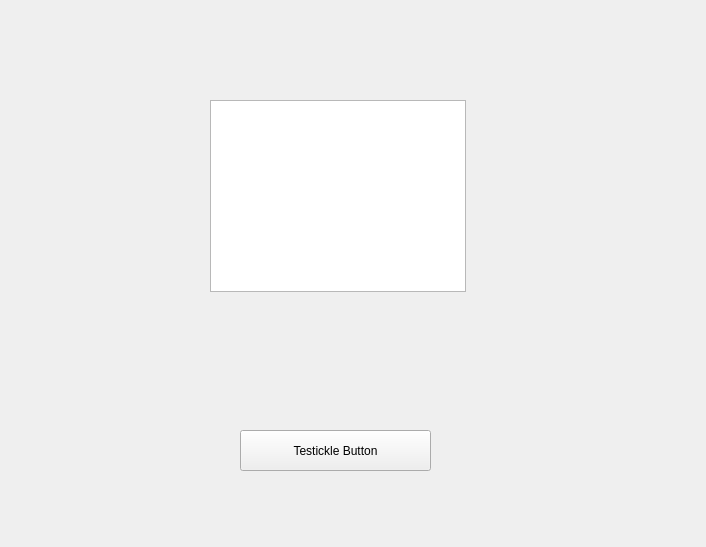
Old version of the form dashboard.ui in the repository BPillay27/COS214-Project.
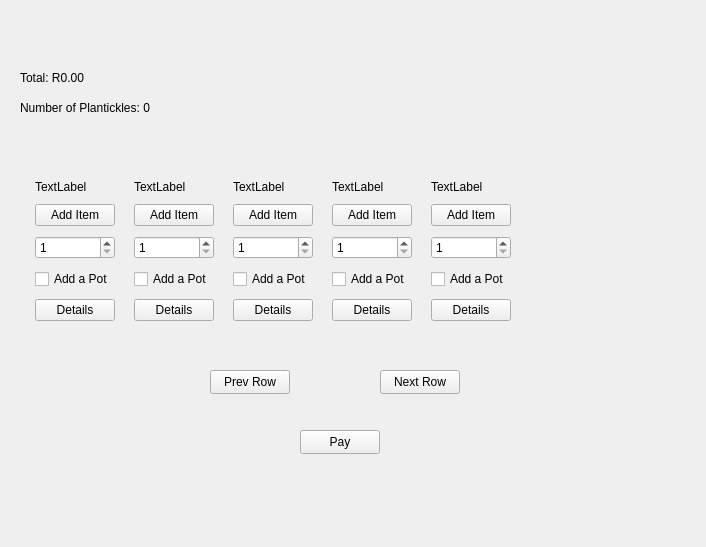
New version of the form.

Commit message: Implement dashboard and simulation views with inventory management features

What changed in the file:
```diff
--- a/dashboard.ui
+++ b/dashboard.ui
@@ -13,29 +13,279 @@
   <property name="windowTitle">
    <string>Form</string>
   </property>
-  <widget class="QTextBrowser" name="tempOutput">
+  <widget class="QLabel" name="lblTotal">
+   <property name="geometry">
+    <rect>
+     <x>20</x>
+     <y>70</y>
+     <width>71</width>
+     <height>16</height>
+    </rect>
+   </property>
+   <property name="text">
+    <string>Total: R0.00</string>
+   </property>
+  </widget>
+  <widget class="QPushButton" name="btnPrevRow">
    <property name="geometry">
     <rect>
      <x>210</x>
+     <y>370</y>
+     <width>80</width>
+     <height>24</height>
+    </rect>
+   </property>
+   <property name="text">
+    <string>Prev Row</string>
+   </property>
+  </widget>
+  <widget class="QLabel" name="lblOrderSize">
+   <property name="geometry">
+    <rect>
+     <x>20</x>
      <y>100</y>
-     <width>256</width>
-     <height>192</height>
+     <width>141</width>
+     <height>16</height>
     </rect>
    </property>
+   <property name="text">
+    <string>Number of Plantickles: 0</string>
+   </property>
   </widget>
   <widget class="QPushButton" name="pushButton">
    <property name="geometry">
     <rect>
-     <x>240</x>
+     <x>300</x>
      <y>430</y>
-     <width>191</width>
-     <height>41</height>
+     <width>80</width>
+     <height>24</height>
     </rect>
    </property>
    <property name="text">
-    <string>Testickle Button</string>
+    <string>Pay</string>
    </property>
   </widget>
+  <widget class="QPushButton" name="btnNextRow">
+   <property name="geometry">
+    <rect>
+     <x>380</x>
+     <y>370</y>
+     <width>80</width>
+     <height>24</height>
+    </rect>
+   </property>
+   <property name="text">
+    <string>Next Row</string>
+   </property>
+  </widget>
+  <widget class="QWidget" name="gridLayoutWidget">
+   <property name="geometry">
+    <rect>
+     <x>30</x>
+     <y>180</y>
+     <width>603</width>
+     <height>152</height>
+    </rect>
+   </property>
+   <layout class="QGridLayout" name="gridLayout" columnstretch="0,0,0,0,0">
+    <property name="sizeConstraint">
+     <enum>QLayout::SizeConstraint::SetFixedSize</enum>
+    </property>
+    <property name="leftMargin">
+     <number>5</number>
+    </property>
+    <property name="topMargin">
+     <number>0</number>
+    </property>
+    <property name="rightMargin">
+     <number>5</number>
+    </property>
+    <property name="bottomMargin">
+     <number>0</number>
+    </property>
+    <property name="horizontalSpacing">
+     <number>19</number>
+    </property>
+    <property name="verticalSpacing">
+     <number>10</number>
+    </property>
+    <item row="1" column="4">
+     <widget class="QLabel" name="lblCol_5">
+      <property name="text">
+       <string>TextLabel</string>
+      </property>
+     </widget>
+    </item>
+    <item row="3" column="1">
+     <widget class="QSpinBox" name="spinBoxCol2">
+      <property name="minimum">
+       <number>1</number>
+      </property>
+     </widget>
+    </item>
+    <item row="1" column="3">
+     <widget class="QLabel" name="lblCol_4">
+      <property name="text">
+       <string>TextLabel</string>
+      </property>
+     </widget>
+    </item>
+    <item row="5" column="3">
+     <widget class="QPushButton" name="btnDetailsCol_4">
+      <property name="text">
+       <string>Details</string>
+      </property>
+     </widget>
+    </item>
+    <item row="1" column="1">
+     <widget class="QLabel" name="lblCol_2">
+      <property name="text">
+       <string>TextLabel</string>
+      </property>
+     </widget>
+    </item>
+    <item row="1" column="0">
+     <widget class="QLabel" name="lblCol_1">
+      <property name="text">
+       <string>TextLabel</string>
+      </property>
+     </widget>
+    </item>
+    <item row="3" column="0">
+     <widget class="QSpinBox" name="spinBoxCol1">
+      <property name="minimum">
+       <number>1</number>
+      </property>
+     </widget>
+    </item>
+    <item row="3" column="2">
+     <widget class="QSpinBox" name="spinBoxCol3">
+      <property name="minimum">
+       <number>1</number>
+      </property>
+     </widget>
+    </item>
+    <item row="5" column="4">
+     <widget class="QPushButton" name="btnDetailsCol_5">
+      <property name="text">
+       <string>Details</string>
+      </property>
+     </widget>
+    </item>
+    <item row="5" column="1">
+     <widget class="QPushButton" name="btnDetailsCol_2">
+      <property name="text">
+       <string>Details</string>
+      </property>
+     </widget>
+    </item>
+    <item row="5" column="0">
+     <widget class="QPushButton" name="btnDetailsCol_1">
+      <property name="text">
+       <string>Details</string>
+      </property>
+     </widget>
+    </item>
+    <item row="1" column="2">
+     <widget class="QLabel" name="lblCol_3">
+      <property name="text">
+       <string>TextLabel</string>
+      </property>
+     </widget>
+    </item>
+    <item row="2" column="3">
+     <widget class="QPushButton" name="btnAddItemCol_4">
+      <property name="text">
+       <string>Add Item</string>
+      </property>
+     </widget>
+    </item>
+    <item row="3" column="4">
+     <widget class="QSpinBox" name="spinBoxCol5">
+      <property name="minimum">
+       <number>1</number>
+      </property>
+     </widget>
+    </item>
+    <item row="2" column="2">
+     <widget class="QPushButton" name="btnAddItemCol_3">
+      <property name="text">
+       <string>Add Item</string>
+      </property>
+     </widget>
+    </item>
+    <item row="2" column="0">
+     <widget class="QPushButton" name="btnAddItemCol_1">
+      <property name="text">
+       <string>Add Item</string>
+      </property>
+     </widget>
+    </item>
+    <item row="5" column="2">
+     <widget class="QPushButton" name="btnDetailsCol_3">
+      <property name="text">
+       <string>Details</string>
+      </property>
+     </widget>
+    </item>
+    <item row="2" column="4">
+     <widget class="QPushButton" name="btnAddItemCol_5">
+      <property name="text">
+       <string>Add Item</string>
+      </property>
+     </widget>
+    </item>
+    <item row="2" column="1">
+     <widget class="QPushButton" name="btnAddItemCol_2">
+      <property name="text">
+       <string>Add Item</string>
+      </property>
+     </widget>
+    </item>
+    <item row="3" column="3">
+     <widget class="QSpinBox" name="spinBoxCol4">
+      <property name="minimum">
+       <number>1</number>
+      </property>
+     </widget>
+    </item>
+    <item row="4" column="0">
+     <widget class="QCheckBox" name="checkBoxCol1">
+      <property name="text">
+       <string>Add a Pot</string>
+      </property>
+     </widget>
+    </item>
+    <item row="4" column="1">
+     <widget class="QCheckBox" name="checkBoxCol2">
+      <property name="text">
+       <string>Add a Pot</string>
+      </property>
+     </widget>
+    </item>
+    <item row="4" column="2">
+     <widget class="QCheckBox" name="checkBoxCol3">
+      <property name="text">
+       <string>Add a Pot</string>
+      </property>
+     </widget>
+    </item>
+    <item row="4" column="3">
+     <widget class="QCheckBox" name="checkBoxCol4">
+      <property name="text">
+       <string>Add a Pot</string>
+      </property>
+     </widget>
+    </item>
+    <item row="4" column="4">
+     <widget class="QCheckBox" name="checkBoxCol5">
+      <property name="text">
+       <string>Add a Pot</string>
+      </property>
+     </widget>
+    </item>
+   </layout>
+  </widget>
  </widget>
  <resources/>
  <connections/>
```
Left out of the diff: 2 changed lines with no effect on the pictures. The commit also changes 10 other files.
